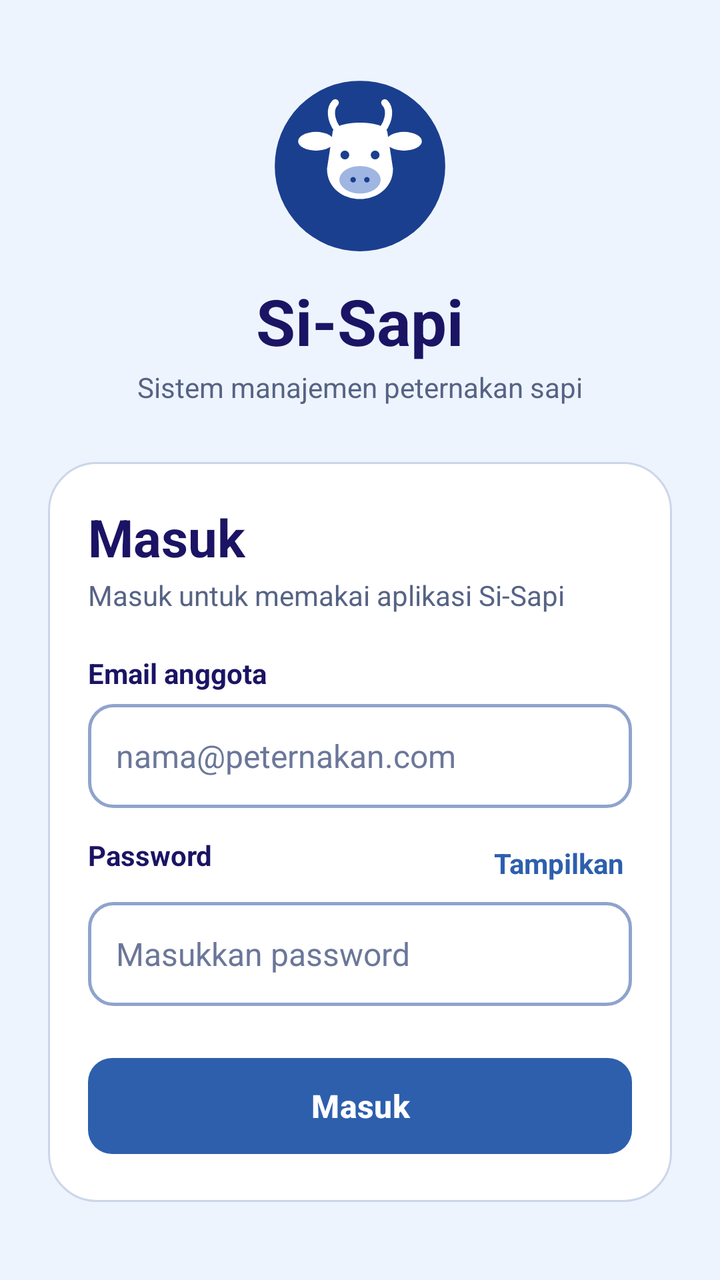
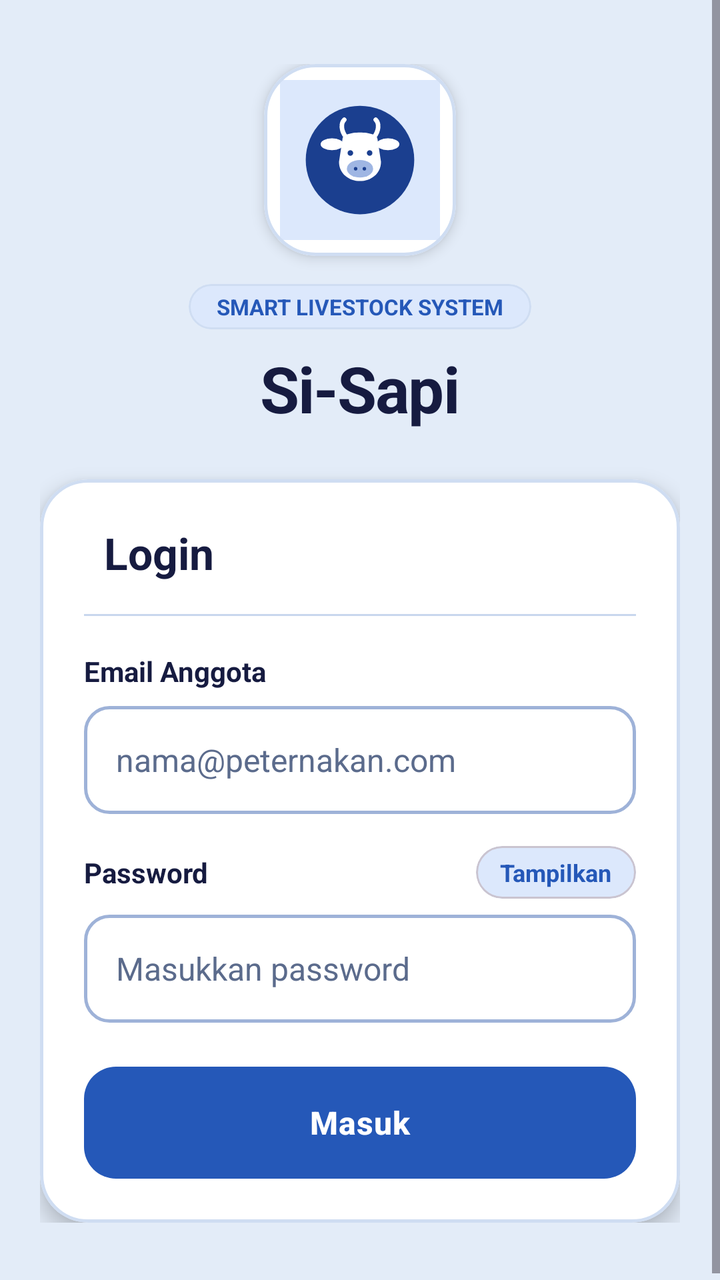

An Android layout rendered at two revisions. The XML below is the earlier revision; the diff shows what the commit changed to produce the second picture.
<!-- AndroidManifest.xml: application theme Theme.SiSapiMobile -->
<!-- res/layout/activity_login.xml -->
<?xml version="1.0" encoding="utf-8"?>
<ScrollView xmlns:android="http://schemas.android.com/apk/res/android"
    xmlns:app="http://schemas.android.com/apk/res-auto"
    android:layout_width="match_parent"
    android:layout_height="match_parent"
    android:background="@color/mist"
    android:fillViewport="true">

    <LinearLayout
        android:layout_width="match_parent"
        android:layout_height="wrap_content"
        android:gravity="center_vertical"
        android:minHeight="640dp"
        android:orientation="vertical"
        android:padding="24dp">

        
        <ImageView
            android:layout_width="88dp"
            android:layout_height="88dp"
            android:layout_gravity="center_horizontal"
            android:contentDescription="Logo Si-Sapi"
            android:src="@drawable/ic_logo_placeholder" />

        <TextView
            android:layout_width="wrap_content"
            android:layout_height="wrap_content"
            android:layout_gravity="center_horizontal"
            android:layout_marginTop="12dp"
            android:text="Si-Sapi"
            android:textColor="@color/navy"
            android:textSize="32sp"
            android:textStyle="bold" />

        <TextView
            android:layout_width="wrap_content"
            android:layout_height="wrap_content"
            android:layout_gravity="center_horizontal"
            android:layout_marginTop="2dp"
            android:text="Sistem manajemen peternakan sapi"
            android:textColor="@color/muted"
            android:textSize="14sp" />

        <LinearLayout
            android:layout_width="match_parent"
            android:layout_height="wrap_content"
            android:layout_marginTop="28dp"
            android:background="@drawable/bg_card_big"
            android:orientation="vertical"
            android:padding="20dp">

            <TextView
                android:layout_width="wrap_content"
                android:layout_height="wrap_content"
                android:text="Masuk"
                android:textColor="@color/navy"
                android:textSize="26sp"
                android:textStyle="bold" />

            <TextView
                android:layout_width="wrap_content"
                android:layout_height="wrap_content"
                android:layout_marginTop="2dp"
                android:text="Masuk untuk memakai aplikasi Si-Sapi"
                android:textColor="@color/muted"
                android:textSize="14sp" />

            <TextView
                android:layout_width="wrap_content"
                android:layout_height="wrap_content"
                android:layout_marginTop="20dp"
                android:text="Email anggota"
                android:textColor="@color/navy"
                android:textSize="14sp"
                android:textStyle="bold" />

            <EditText
                android:id="@+id/etEmail"
                android:layout_width="match_parent"
                android:layout_height="52dp"
                android:layout_marginTop="6dp"
                android:background="@drawable/bg_input"
                android:hint="nama@peternakan.com"
                android:importantForAutofill="no"
                android:inputType="textEmailAddress"
                android:paddingStart="14dp"
                android:paddingEnd="14dp"
                android:textColor="@color/ink"
                android:textColorHint="#6B7799"
                android:textSize="16sp" />

            <RelativeLayout
                android:layout_width="match_parent"
                android:layout_height="wrap_content"
                android:layout_marginTop="14dp">

                <TextView
                    android:layout_width="wrap_content"
                    android:layout_height="wrap_content"
                    android:text="Password"
                    android:textColor="@color/navy"
                    android:textSize="14sp"
                    android:textStyle="bold" />

                <TextView
                    android:id="@+id/tvTogglePassword"
                    android:layout_width="wrap_content"
                    android:layout_height="wrap_content"
                    android:layout_alignParentEnd="true"
                    android:padding="4dp"
                    android:text="Tampilkan"
                    android:textColor="@color/royal"
                    android:textSize="14sp"
                    android:textStyle="bold" />
            </RelativeLayout>

            <EditText
                android:id="@+id/etPassword"
                android:layout_width="match_parent"
                android:layout_height="52dp"
                android:layout_marginTop="6dp"
                android:background="@drawable/bg_input"
                android:hint="Masukkan password"
                android:importantForAutofill="no"
                android:inputType="textPassword"
                android:paddingStart="14dp"
                android:paddingEnd="14dp"
                android:textColor="@color/ink"
                android:textColorHint="#6B7799"
                android:textSize="16sp" />

            <TextView
                android:id="@+id/tvError"
                android:layout_width="match_parent"
                android:layout_height="wrap_content"
                android:layout_marginTop="12dp"
                android:background="@drawable/bg_error"
                android:padding="10dp"
                android:textColor="@color/danger"
                android:textSize="14sp"
                android:visibility="gone" />

            <com.google.android.material.button.MaterialButton
                android:id="@+id/btnLogin"
                android:layout_width="match_parent"
                android:layout_height="56dp"
                android:layout_marginTop="22dp"
                android:text="Masuk"
                android:textAllCaps="false"
                android:textColor="#FFFFFF"
                android:textSize="16sp"
                android:textStyle="bold"
                app:backgroundTint="@color/royal"
                app:cornerRadius="12dp" />

            <ProgressBar
                android:id="@+id/progressBar"
                style="?android:attr/progressBarStyleSmall"
                android:layout_width="wrap_content"
                android:layout_height="wrap_content"
                android:layout_gravity="center_horizontal"
                android:layout_marginTop="12dp"
                android:visibility="gone" />
        </LinearLayout>
    </LinearLayout>
</ScrollView>
<!-- resources referenced by this layout -->
<resources>
  <color name="danger">#C62828</color>
  <color name="ink">#10183A</color>
  <color name="mist">#EEF4FD</color>
  <color name="muted">#566384</color>
  <color name="navy">#1B1464</color>
  <color name="royal">#2D5FAD</color>
  <!-- drawable bg_card_big (drawable) -->
  <?xml version="1.0" encoding="utf-8"?>
  <shape xmlns:android="http://schemas.android.com/apk/res/android">
      <solid android:color="#FFFFFF" />
      <stroke android:width="1dp" android:color="#CBD6EA" />
      <corners android:radius="24dp" />
  </shape>
  <!-- drawable bg_error (drawable) -->
  <?xml version="1.0" encoding="utf-8"?>
  <shape xmlns:android="http://schemas.android.com/apk/res/android">
      <solid android:color="#FDECEC" />
      <corners android:radius="10dp" />
  </shape>
  <!-- drawable bg_input (drawable) -->
  <?xml version="1.0" encoding="utf-8"?>
  <shape xmlns:android="http://schemas.android.com/apk/res/android">
      <solid android:color="#FFFFFF" />
      <stroke android:width="1.5dp" android:color="@color/line" />
      <corners android:radius="12dp" />
  </shape>
  <!-- drawable ic_logo_placeholder (drawable) -->
  <?xml version="1.0" encoding="utf-8"?>
  <vector xmlns:android="http://schemas.android.com/apk/res/android"
      android:width="72dp"
      android:height="72dp"
      android:viewportWidth="64"
      android:viewportHeight="64">
      <path
          android:fillColor="#1B3F8F"
          android:pathData="M1,32a31,31 0 1 0 62,0a31,31 0 1 0 -62,0" />
      <path
          android:fillColor="#00000000"
          android:pathData="M24,19c-3,-4 -3,-8 -1,-10 M40,19c3,-4 3,-8 1,-10"
          android:strokeColor="#FFFFFF"
          android:strokeLineCap="round"
          android:strokeWidth="2.6" />
      <path
          android:fillColor="#FFFFFF"
          android:pathData="M9.5,23a6.5,3.4 0 1 0 13,0a6.5,3.4 0 1 0 -13,0" />
      <path
          android:fillColor="#FFFFFF"
          android:pathData="M41.5,23a6.5,3.4 0 1 0 13,0a6.5,3.4 0 1 0 -13,0" />
      <path
          android:fillColor="#FFFFFF"
          android:pathData="M22,20c0,-5 20,-5 20,0l2,13c0,7 -6,11 -12,11s-12,-4 -12,-11z" />
      <path
          android:fillColor="#9FB6E3"
          android:pathData="M24.5,37a7.5,5 0 1 0 15,0a7.5,5 0 1 0 -15,0" />
      <path
          android:fillColor="#1B3F8F"
          android:pathData="M28.5,37a1,1 0 1 0 2,0a1,1 0 1 0 -2,0 M33.5,37a1,1 0 1 0 2,0a1,1 0 1 0 -2,0 M24.9,28a1.6,1.6 0 1 0 3.2,0a1.6,1.6 0 1 0 -3.2,0 M35.9,28a1.6,1.6 0 1 0 3.2,0a1.6,1.6 0 1 0 -3.2,0" />
  </vector>
  <style name="Theme.SiSapiMobile" parent="Base.Theme.SiSapiMobile" />
  <color name="line">#8FA3CC</color>
  <style name="Base.Theme.SiSapiMobile" parent="Theme.Material3.DayNight.NoActionBar">
          <item name="android:windowOptOutEdgeToEdgeEnforcement" tools:targetApi="35">true</item>
      </style>
</resources>

<!-- the commit's change to res/layout/activity_login.xml (unified diff, before → after) -->
@@ -4,6 +4,7 @@
     android:layout_width="match_parent"
     android:layout_height="match_parent"
     android:background="@color/mist"
+    android:clipToPadding="false"
     android:fillViewport="true">
 
     <LinearLayout
@@ -12,155 +13,244 @@
         android:gravity="center_vertical"
         android:minHeight="640dp"
         android:orientation="vertical"
-        android:padding="24dp">
+        android:paddingStart="20dp"
+        android:paddingTop="32dp"
+        android:paddingEnd="20dp"
+        android:paddingBottom="32dp">
 
         
-        <ImageView
-            android:layout_width="88dp"
-            android:layout_height="88dp"
-            android:layout_gravity="center_horizontal"
-            android:contentDescription="Logo Si-Sapi"
-            android:src="@drawable/ic_logo_placeholder" />
-
-        <TextView
-            android:layout_width="wrap_content"
-            android:layout_height="wrap_content"
-            android:layout_gravity="center_horizontal"
-            android:layout_marginTop="12dp"
-            android:text="Si-Sapi"
-            android:textColor="@color/navy"
-            android:textSize="32sp"
-            android:textStyle="bold" />
-
-        <TextView
-            android:layout_width="wrap_content"
-            android:layout_height="wrap_content"
-            android:layout_gravity="center_horizontal"
-            android:layout_marginTop="2dp"
-            android:text="Sistem manajemen peternakan sapi"
-            android:textColor="@color/muted"
-            android:textSize="14sp" />
-
         <LinearLayout
             android:layout_width="match_parent"
             android:layout_height="wrap_content"
-            android:layout_marginTop="28dp"
-            android:background="@drawable/bg_card_big"
-            android:orientation="vertical"
-            android:padding="20dp">
+            android:gravity="center_horizontal"
+            android:orientation="vertical">
+
+            
+            <com.google.android.material.card.MaterialCardView
+                android:layout_width="96dp"
+                android:layout_height="96dp"
+                app:cardBackgroundColor="@color/bento_surface"
+                app:cardCornerRadius="26dp"
+                app:cardElevation="4dp"
+                app:strokeColor="@color/bento_stroke"
+                app:strokeWidth="1.5dp">
+
+                <FrameLayout
+                    android:layout_width="match_parent"
+                    android:layout_height="match_parent"
+                    android:layout_margin="8dp"
+                    android:background="@color/tile_royal">
+
+                    
+                    <ImageView
+                        android:layout_width="56dp"
+                        android:layout_height="56dp"
+                        android:layout_gravity="center"
+                        android:contentDescription="Logo Si-Sapi"
+                        android:src="@drawable/ic_logo_placeholder" />
+                </FrameLayout>
+            </com.google.android.material.card.MaterialCardView>
+
+            
+            <com.google.android.material.card.MaterialCardView
+                android:layout_width="wrap_content"
+                android:layout_height="wrap_content"
+                android:layout_marginTop="14dp"
+                app:cardBackgroundColor="@color/tile_royal"
+                app:cardCornerRadius="50dp"
+                app:cardElevation="0dp"
+                app:strokeColor="@color/bento_stroke"
+                app:strokeWidth="1dp">
+
+                <TextView
+                    android:layout_width="wrap_content"
+                    android:layout_height="wrap_content"
+                    android:paddingStart="14dp"
+                    android:paddingTop="4dp"
+                    android:paddingEnd="14dp"
+                    android:paddingBottom="4dp"
+                    android:text="SMART LIVESTOCK SYSTEM"
+                    android:textColor="@color/royal"
+                    android:textSize="11sp"
+                    android:textStyle="bold" />
+            </com.google.android.material.card.MaterialCardView>
 
             <TextView
                 android:layout_width="wrap_content"
                 android:layout_height="wrap_content"
-                android:text="Masuk"
+                android:layout_marginTop="8dp"
+                android:letterSpacing="-0.02"
+                android:text="Si-Sapi"
                 android:textColor="@color/navy"
-                android:textSize="26sp"
+                android:textSize="32sp"
                 android:textStyle="bold" />
 
-            <TextView
-                android:layout_width="wrap_content"
-                android:layout_height="wrap_content"
-                android:layout_marginTop="2dp"
-                android:text="Masuk untuk memakai aplikasi Si-Sapi"
-                android:textColor="@color/muted"
-                android:textSize="14sp" />
-
-            <TextView
-                android:layout_width="wrap_content"
-                android:layout_height="wrap_content"
-                android:layout_marginTop="20dp"
-                android:text="Email anggota"
-                android:textColor="@color/navy"
-                android:textSize="14sp"
-                android:textStyle="bold" />
-
-            <EditText
-                android:id="@+id/etEmail"
-                android:layout_width="match_parent"
-                android:layout_height="52dp"
-                android:layout_marginTop="6dp"
-                android:background="@drawable/bg_input"
-                android:hint="nama@peternakan.com"
-                android:importantForAutofill="no"
-                android:inputType="textEmailAddress"
-                android:paddingStart="14dp"
-                android:paddingEnd="14dp"
-                android:textColor="@color/ink"
-                android:textColorHint="#6B7799"
-                android:textSize="16sp" />
-
-            <RelativeLayout
+        </LinearLayout>
+
+        
+        <com.google.android.material.card.MaterialCardView
+            android:layout_width="match_parent"
+            android:layout_height="wrap_content"
+            android:layout_marginTop="24dp"
+            app:cardBackgroundColor="@color/bento_surface"
+            app:cardCornerRadius="24dp"
+            app:cardElevation="6dp"
+            app:strokeColor="@color/bento_stroke"
+            app:strokeWidth="1.5dp">
+
+            <LinearLayout
                 android:layout_width="match_parent"
                 android:layout_height="wrap_content"
-                android:layout_marginTop="14dp">
-
+                android:orientation="vertical"
+                android:padding="22dp">
+
+                <LinearLayout
+                    android:layout_width="match_parent"
+                    android:layout_height="wrap_content"
+                    android:gravity="center_vertical"
+                    android:orientation="horizontal">
+                    <TextView
+                        android:layout_width="wrap_content"
+                        android:layout_height="wrap_content"
+                        android:layout_marginStart="10dp"
+                        android:text="Login"
+                        android:textColor="@color/navy"
+                        android:textSize="22sp"
+                        android:textStyle="bold" />
+                </LinearLayout>
+
+
+
+                <View
+                    android:layout_width="match_parent"
+                    android:layout_height="1dp"
+                    android:layout_marginTop="16dp"
+                    android:background="@color/panel_line" />
+
+                
                 <TextView
                     android:layout_width="wrap_content"
                     android:layout_height="wrap_content"
-                    android:text="Password"
+                    android:layout_marginTop="18dp"
+                    android:text="Email Anggota"
                     android:textColor="@color/navy"
                     android:textSize="14sp"
                     android:textStyle="bold" />
 
+                <EditText
+                    android:id="@+id/etEmail"
+                    android:layout_width="match_parent"
+                    android:layout_height="54dp"
+                    android:layout_marginTop="8dp"
+                    android:background="@drawable/bg_input"
+                    android:hint="nama@peternakan.com"
+                    android:importantForAutofill="no"
+                    android:inputType="textEmailAddress"
+                    android:paddingStart="16dp"
+                    android:paddingEnd="16dp"
+                    android:textColor="@color/ink"
+                    android:textColorHint="@color/muted"
+                    android:textSize="16sp" />
+
+                
+                <RelativeLayout
+                    android:layout_width="match_parent"
+                    android:layout_height="wrap_content"
+                    android:layout_marginTop="16dp">
+
+                    <TextView
+                        android:layout_width="wrap_content"
+                        android:layout_height="wrap_content"
+                        android:layout_centerVertical="true"
+                        android:text="Password"
+                        android:textColor="@color/navy"
+                        android:textSize="14sp"
+                        android:textStyle="bold" />
+
+                    <com.google.android.material.card.MaterialCardView
+                        android:layout_width="wrap_content"
+                        android:layout_height="wrap_content"
+                        android:layout_alignParentEnd="true"
+                        android:layout_centerVertical="true"
+                        app:cardBackgroundColor="@color/tile_royal"
+                        app:cardCornerRadius="50dp"
+                        app:cardElevation="0dp">
+
+                        <TextView
+                            android:id="@+id/tvTogglePassword"
+                            android:layout_width="wrap_content"
+                            android:layout_height="wrap_content"
+                            android:paddingStart="12dp"
+                            android:paddingTop="5dp"
+                            android:paddingEnd="12dp"
+                            android:paddingBottom="5dp"
+                            android:text="Tampilkan"
+                            android:textColor="@color/royal"
+                            android:textSize="12sp"
+                            android:textStyle="bold" />
+                    </com.google.android.material.card.MaterialCardView>
+                </RelativeLayout>
+
+                <EditText
+                    android:id="@+id/etPassword"
+                    android:layout_width="match_parent"
+                    android:layout_height="54dp"
+                    android:layout_marginTop="8dp"
+                    android:background="@drawable/bg_input"
+                    android:hint="Masukkan password"
+                    android:importantForAutofill="no"
+                    android:inputType="textPassword"
+                    android:paddingStart="16dp"
+                    android:paddingEnd="16dp"
+                    android:textColor="@color/ink"
+                    android:textColorHint="@color/muted"
+                    android:textSize="16sp" />
+
+                
                 <TextView
-                    android:id="@+id/tvTogglePassword"
-                    android:layout_width="wrap_content"
-                    android:layout_height="wrap_content"
-                    android:layout_alignParentEnd="true"
-                    android:padding="4dp"
-                    android:text="Tampilkan"
-                    android:textColor="@color/royal"
+                    android:id="@+id/tvError"
+                    android:layout_width="match_parent"
+                    android:layout_height="wrap_content"
+                    android:layout_marginTop="14dp"
+                    android:background="@drawable/bg_error"
+                    android:paddingStart="14dp"
+                    android:paddingTop="12dp"
+                    android:paddingEnd="14dp"
+                    android:paddingBottom="12dp"
+                    android:textColor="@color/danger"
                     android:textSize="14sp"
-                    android:textStyle="bold" />
-            </RelativeLayout>
-
-            <EditText
-                android:id="@+id/etPassword"
-                android:layout_width="match_parent"
-                android:layout_height="52dp"
-                android:layout_marginTop="6dp"
-                android:background="@drawable/bg_input"
-                android:hint="Masukkan password"
-                android:importantForAutofill="no"
-                android:inputType="textPassword"
-                android:paddingStart="14dp"
-                android:paddingEnd="14dp"
-                android:textColor="@color/ink"
-                android:textColorHint="#6B7799"
-                android:textSize="16sp" />
-
-            <TextView
-                android:id="@+id/tvError"
-                android:layout_width="match_parent"
-                android:layout_height="wrap_content"
-                android:layout_marginTop="12dp"
-                android:background="@drawable/bg_error"
-                android:padding="10dp"
-                android:textColor="@color/danger"
-                android:textSize="14sp"
-                android:visibility="gone" />
-
-            <com.google.android.material.button.MaterialButton
-                android:id="@+id/btnLogin"
-                android:layout_width="match_parent"
-                android:layout_height="56dp"
-                android:layout_marginTop="22dp"
-                android:text="Masuk"
-                android:textAllCaps="false"
-                android:textColor="#FFFFFF"
-                android:textSize="16sp"
-                android:textStyle="bold"
-                app:backgroundTint="@color/royal"
-                app:cornerRadius="12dp" />
-
-            <ProgressBar
-                android:id="@+id/progressBar"
-                style="?android:attr/progressBarStyleSmall"
-                android:layout_width="wrap_content"
-                android:layout_height="wrap_content"
-                android:layout_gravity="center_horizontal"
-                android:layout_marginTop="12dp"
-                android:visibility="gone" />
-        </LinearLayout>
+                    android:textStyle="bold"
+                    android:visibility="gone" />
+
+                
+                <com.google.android.material.button.MaterialButton
+                    android:id="@+id/btnLogin"
+                    android:layout_width="match_parent"
+                    android:layout_height="56dp"
+                    android:layout_marginTop="22dp"
+                    android:insetTop="0dp"
+                    android:insetBottom="0dp"
+                    android:letterSpacing="0.02"
+                    android:text="Masuk"
+                    android:textAllCaps="false"
+                    android:textColor="#FFFFFF"
+                    android:textSize="16sp"
+                    android:textStyle="bold"
+                    app:backgroundTint="@color/royal"
+                    app:cornerRadius="16dp"
+                    app:elevation="2dp" />
+
+                
+                <ProgressBar
+                    android:id="@+id/progressBar"
+                    style="?android:attr/progressBarStyleSmall"
+                    android:layout_width="28dp"
+                    android:layout_height="28dp"
+                    android:layout_gravity="center_horizontal"
+                    android:layout_marginTop="14dp"
+                    android:indeterminateTint="@color/royal"
+                    android:visibility="gone" />
+            </LinearLayout>
+        </com.google.android.material.card.MaterialCardView>
     </LinearLayout>
 </ScrollView>
<!-- resource entries referenced after the edit -->
@@ -1,18 +1,15 @@
 <!-- resources referenced by this layout -->
 <resources>
-  <color name="danger">#C62828</color>
-  <color name="ink">#10183A</color>
-  <color name="mist">#EEF4FD</color>
-  <color name="muted">#566384</color>
-  <color name="navy">#1B1464</color>
-  <color name="royal">#2D5FAD</color>
-  <!-- drawable bg_card_big (drawable) -->
-  <?xml version="1.0" encoding="utf-8"?>
-  <shape xmlns:android="http://schemas.android.com/apk/res/android">
-      <solid android:color="#FFFFFF" />
-      <stroke android:width="1dp" android:color="#CBD6EA" />
-      <corners android:radius="24dp" />
-  </shape>
+  <color name="bento_stroke">#CFDDF2</color>
+  <color name="bento_surface">#FFFFFF</color>
+  <color name="danger">#D32F2F</color>
+  <color name="ink">#0F172A</color>
+  <color name="mist">#E3ECF8</color>
+  <color name="muted">#5B6B8C</color>
+  <color name="navy">#161B40</color>
+  <color name="panel_line">#C8D7EE</color>
+  <color name="royal">#2558B8</color>
+  <color name="tile_royal">#DCE8FC</color>
   <!-- drawable bg_error (drawable) -->
   <?xml version="1.0" encoding="utf-8"?>
   <shape xmlns:android="http://schemas.android.com/apk/res/android">
@@ -59,7 +56,7 @@
           android:pathData="M28.5,37a1,1 0 1 0 2,0a1,1 0 1 0 -2,0 M33.5,37a1,1 0 1 0 2,0a1,1 0 1 0 -2,0 M24.9,28a1.6,1.6 0 1 0 3.2,0a1.6,1.6 0 1 0 -3.2,0 M35.9,28a1.6,1.6 0 1 0 3.2,0a1.6,1.6 0 1 0 -3.2,0" />
   </vector>
   <style name="Theme.SiSapiMobile" parent="Base.Theme.SiSapiMobile" />
-  <color name="line">#8FA3CC</color>
+  <color name="line">#9EB2D8</color>
   <style name="Base.Theme.SiSapiMobile" parent="Theme.Material3.DayNight.NoActionBar">
           <item name="android:windowOptOutEdgeToEdgeEnforcement" tools:targetApi="35">true</item>
       </style>
